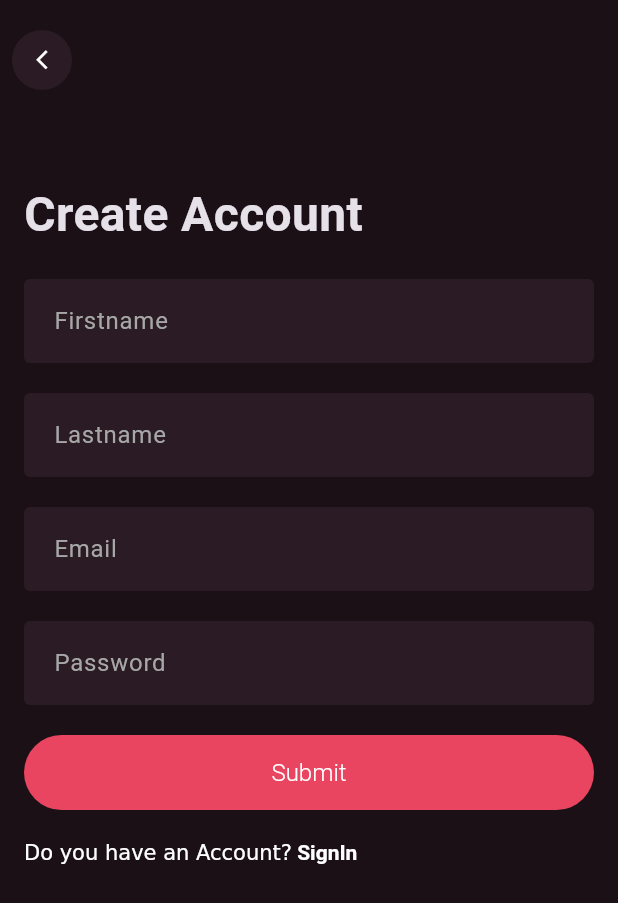
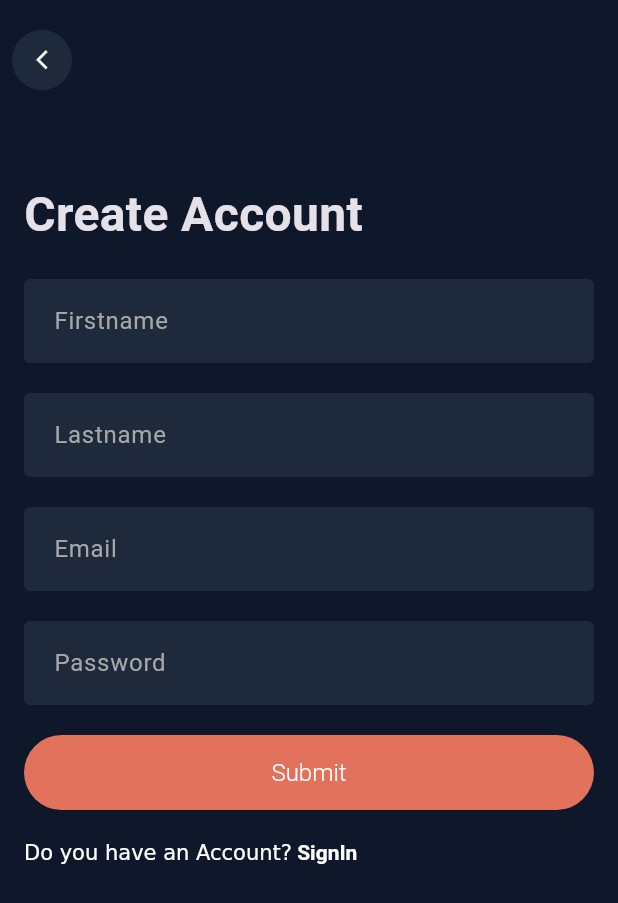
Before and after one commit to GiuMacca/ennatodo, a Flutter app: the SignupPage screen opened directly, on a phone screen of 412 x 824 dp. Shown: the top 903 px of the screen. Run offline on Flutter 3.47's test engine with Material 3 defaults, Android fonts, the phone set to English and light mode, and no system bars; our stand-ins replace cloud_firestore, dartz, firebase_auth, firebase_core, flutter_bloc, get_it; accounts and stored records are empty; Roboto replaces fonts that are missing (CircularStd).

Commit message:
chore: AppColors + new catch for all errors types

```diff
--- a/lib/core/configs/theme/app_colors.dart
+++ b/lib/core/configs/theme/app_colors.dart
@@ -2,7 +2,10 @@ import 'package:flutter/material.dart';
 
 class AppColors {
 
-static const primary = Color(0xffE94560);
-static const background = Color(0xff1A1016);
-static const secondBackground = Color(0xff2A1B24);
+
+
+static const primary = Color(0xffE2725B);
+static const background = Color(0xff0F172A);
+static const secondBackground = Color(0xff1E293B);
+
 }
--- a/lib/data/auth/source/auth_firebase_service.dart
+++ b/lib/data/auth/source/auth_firebase_service.dart
@@ -41,6 +41,10 @@ class AuthFirebaseServiceImpl extends AuthFirebaseService {
       }
 
       return Left(message);
-    }
+    } /*catch (e) {
+      // AGGIUNGI QUESTO: Cattura qualsiasi altro errore (es. i permessi di Firestore!)
+      // In questo modo, se Firestore fallisce, restituisci comunque un Left ordinato alla UI
+      return Left("Database error: Missing or insufficient permissions.");
+    }*/
   }
 }
--- a/lib/main.dart
+++ b/lib/main.dart
@@ -9,8 +9,9 @@ import 'package:flutter_bloc/flutter_bloc.dart';
 
 Future<void> main() async {
   WidgetsFlutterBinding.ensureInitialized();
+
+  await Firebase.initializeApp(options: DefaultFirebaseOptions.currentPlatform);
   await initializeDependencies();
-  await Firebase.initializeApp(options: DefaultFirebaseOptions.currentPlatform);
   runApp(const MyApp());
 }
 
--- a/lib/presentation/auth/pages/signup.dart
+++ b/lib/presentation/auth/pages/signup.dart
@@ -49,7 +49,7 @@ class SignupPage extends StatelessWidget {
               const SizedBox(height: 20),
               _submitButton(context),
               const SizedBox(height: 20),
-              _createAccount(context),
+              _useYourAccount(context),
             ],
           ),
         ),
@@ -114,7 +114,7 @@ class SignupPage extends StatelessWidget {
     );
   }
 
-  Widget _createAccount(BuildContext context) {
+  Widget _useYourAccount(BuildContext context) {
     return RichText(
       // Per Click
       text: TextSpan(
--- a/lib/presentation/splash/pages/splash.dart
+++ b/lib/presentation/splash/pages/splash.dart
@@ -20,13 +20,13 @@ class SplashPage extends StatelessWidget {
         }
       },
       child: Scaffold(
-        backgroundColor: AppColors.primary,
+        backgroundColor: AppColors.background,
         body: Center(
           child: Text(
             "Enna ToDo",
             style: TextStyle(
               fontWeight: FontWeight.bold,
-              color: Colors.white70,
+              color: AppColors.primary ,
               fontSize: 40,
             ),
           ),
--- a/lib/service_locator.dart
+++ b/lib/service_locator.dart
@@ -1,5 +1,4 @@
 import 'package:ennatodo/common/bloc/button/button_cubit.dart';
-import 'package:ennatodo/core/usecases/usecase.dart';
 import 'package:ennatodo/data/auth/repository/auth_repository_impl.dart';
 import 'package:ennatodo/data/auth/source/auth_firebase_service.dart';
 import 'package:ennatodo/domain/auth/repository/auth.dart';
```
